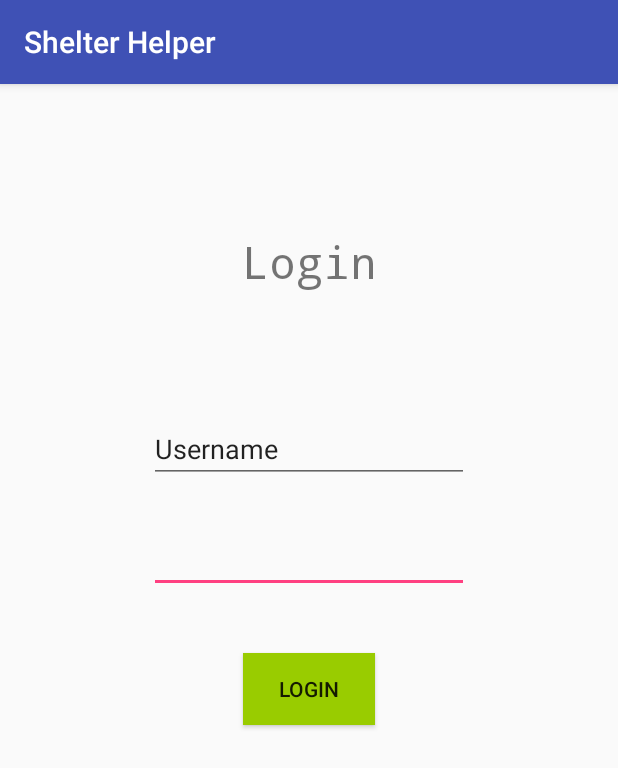
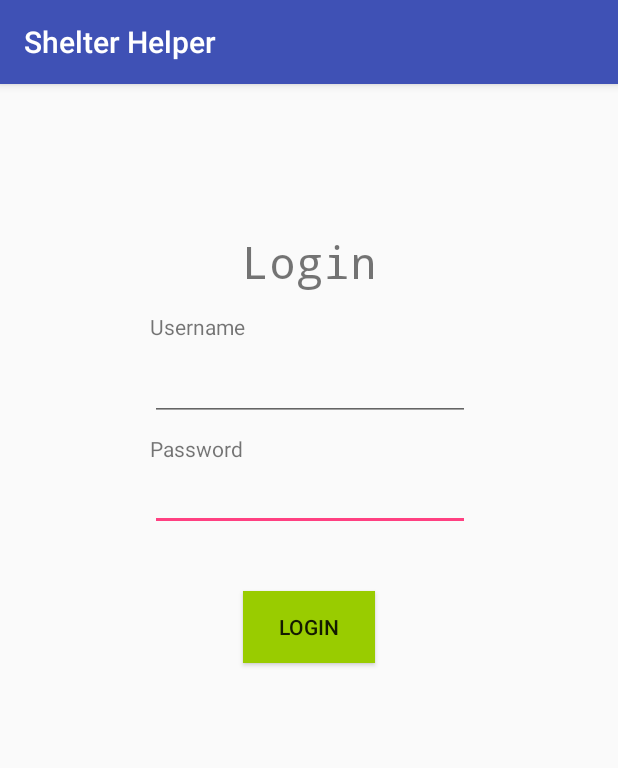
Before and after one commit to sscheele/shelter-helper, an Android app: the LoginActivity screen opened directly, with no data from a screen before it, on a phone screen of 412 x 824 dp. Shown: the top 768 px of the screen. Run offline under Robolectric (Android 15) with nearby library versions, the phone set to English and light mode, and no system bars.

Commit message:
Minor UI changes
Put username and password textviews on the login page and put constraints on them

```diff
--- a/app/src/main/res/layout/activity_login.xml
+++ b/app/src/main/res/layout/activity_login.xml
@@ -28,16 +28,33 @@
         app:layout_constraintStart_toStartOf="@+id/tb_username"
         app:layout_constraintTop_toBottomOf="@+id/tb_username" />
 
+    <TextView
+        android:id="@+id/textView6"
+        android:layout_width="wrap_content"
+        android:layout_height="wrap_content"
+        android:text="Password"
+        app:layout_constraintBottom_toTopOf="@+id/tb_password"
+        app:layout_constraintStart_toStartOf="@+id/tb_password" />
+
     <EditText
         android:id="@+id/tb_username"
         android:layout_width="wrap_content"
         android:layout_height="wrap_content"
-        android:layout_marginTop="82dp"
+        android:layout_marginTop="8dp"
         android:ems="10"
         android:inputType="textPersonName"
+        app:layout_constraintEnd_toEndOf="parent"
+        app:layout_constraintHorizontal_bias="0.502"
+        app:layout_constraintStart_toStartOf="parent"
+        app:layout_constraintTop_toBottomOf="@+id/textView5" />
+
+    <TextView
+        android:id="@+id/textView5"
+        android:layout_width="wrap_content"
+        android:layout_height="wrap_content"
+        android:layout_marginTop="13dp"
         android:text="Username"
-        app:layout_constraintEnd_toEndOf="parent"
-        app:layout_constraintStart_toStartOf="parent"
+        app:layout_constraintStart_toStartOf="@+id/tb_username"
         app:layout_constraintTop_toBottomOf="@+id/textView" />
 
     <Button
--- a/app/src/main/res/layout/activity_register.xml
+++ b/app/src/main/res/layout/activity_register.xml
@@ -14,7 +14,6 @@
         android:layout_marginTop="18dp"
         android:ems="10"
         android:inputType="textPersonName"
-        android:text="Username"
         app:layout_constraintStart_toStartOf="@+id/register_tb_name"
         app:layout_constraintTop_toTopOf="@+id/textView5" />
 
@@ -25,7 +24,6 @@
         android:layout_marginTop="18dp"
         android:ems="10"
         android:inputType="textPersonName"
-        android:text="Name"
         app:layout_constraintStart_toStartOf="@+id/textView4"
         app:layout_constraintTop_toTopOf="@+id/textView4" />
 
```
